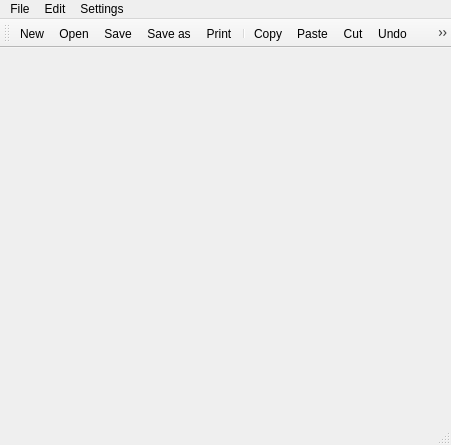
Before: the Qt Designer form src/mainwindow.ui in jeffuong/Axolotl, drawn with Qt 5.
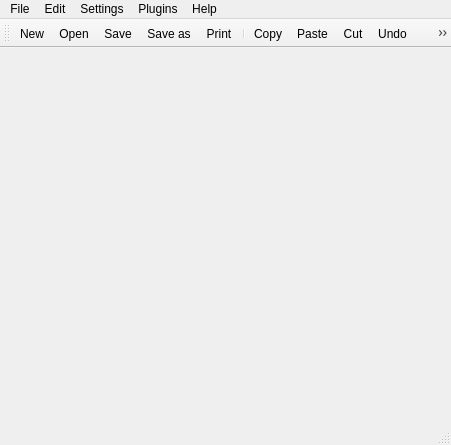
After: the same form once the commit is applied. Icons and pictures are not drawn.

```diff
--- a/src/mainwindow.ui
+++ b/src/mainwindow.ui
@@ -81,9 +81,22 @@
      <string>Settings</string>
     </property>
    </widget>
+   <widget class="QMenu" name="menuPlugins">
+    <property name="title">
+     <string>Plugins</string>
+    </property>
+   </widget>
+   <widget class="QMenu" name="menu">
+    <property name="title">
+     <string>Help</string>
+    </property>
+    <addaction name="actionAbout_Axoltl"/>
+   </widget>
    <addaction name="menuFile"/>
    <addaction name="menuEdit"/>
    <addaction name="menuSettings"/>
+   <addaction name="menuPlugins"/>
+   <addaction name="menu"/>
   </widget>
   <widget class="QToolBar" name="mainToolBar">
    <attribute name="toolBarArea">
```
Left out of the diff: 5 changed lines with no effect on the pictures.
